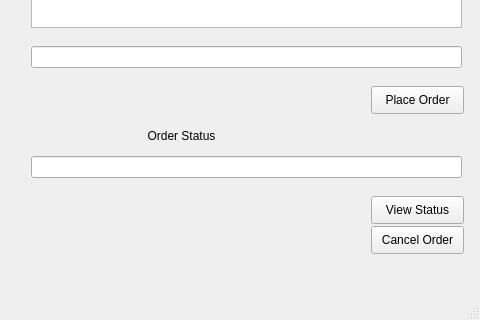
Qt form ui_files/Order_Management.ui (TahaZahid05/Restaurant-Managment-System) before a commit; both pictures show x 109 to 589 and y 284 to 604 of the 589 by 604 pixel window.
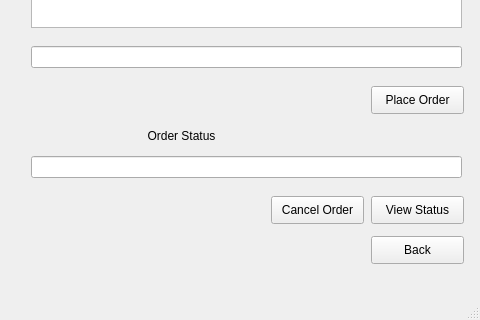
The same form after that commit.

```diff
--- a/ui_files/Order_Management.ui
+++ b/ui_files/Order_Management.ui
@@ -167,8 +167,8 @@
    <widget class="QPushButton" name="pushButton_3">
     <property name="geometry">
      <rect>
-      <x>480</x>
-      <y>510</y>
+      <x>380</x>
+      <y>480</y>
       <width>93</width>
       <height>28</height>
      </rect>
@@ -177,6 +177,19 @@
      <string>Cancel Order</string>
     </property>
    </widget>
+   <widget class="QPushButton" name="backButton">
+    <property name="geometry">
+     <rect>
+      <x>480</x>
+      <y>520</y>
+      <width>93</width>
+      <height>28</height>
+     </rect>
+    </property>
+    <property name="text">
+     <string>Back</string>
+    </property>
+   </widget>
   </widget>
   <widget class="QMenuBar" name="menubar">
    <property name="geometry">
```
Left out of the diff: 6 changed lines with no effect on the pictures.
